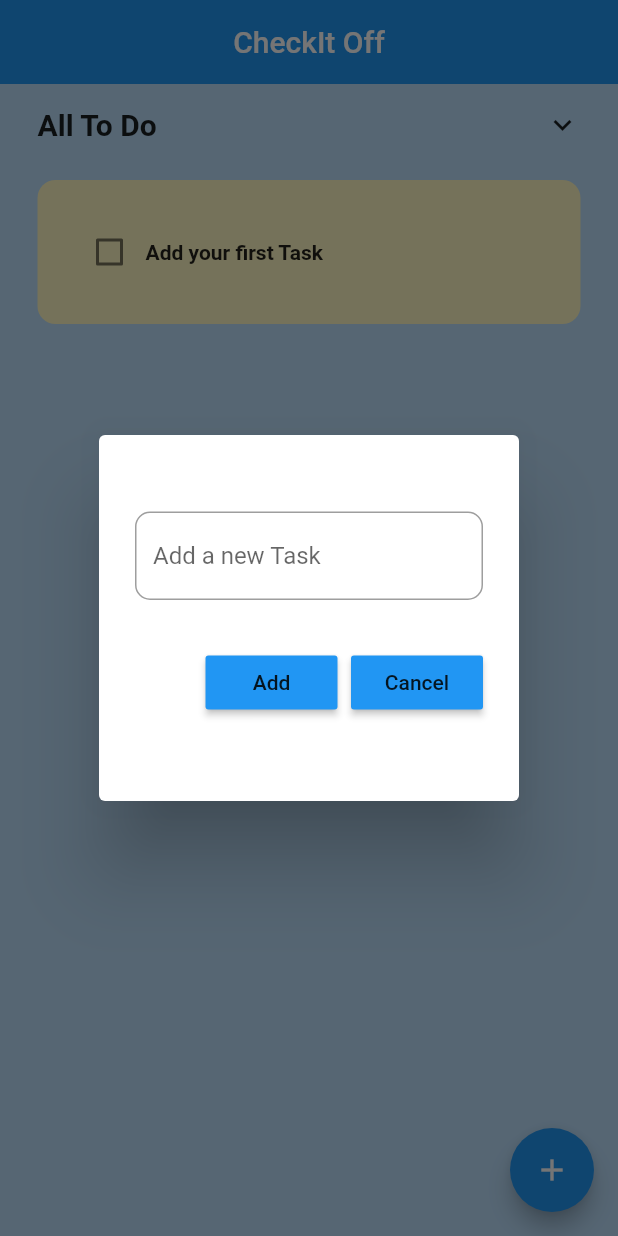
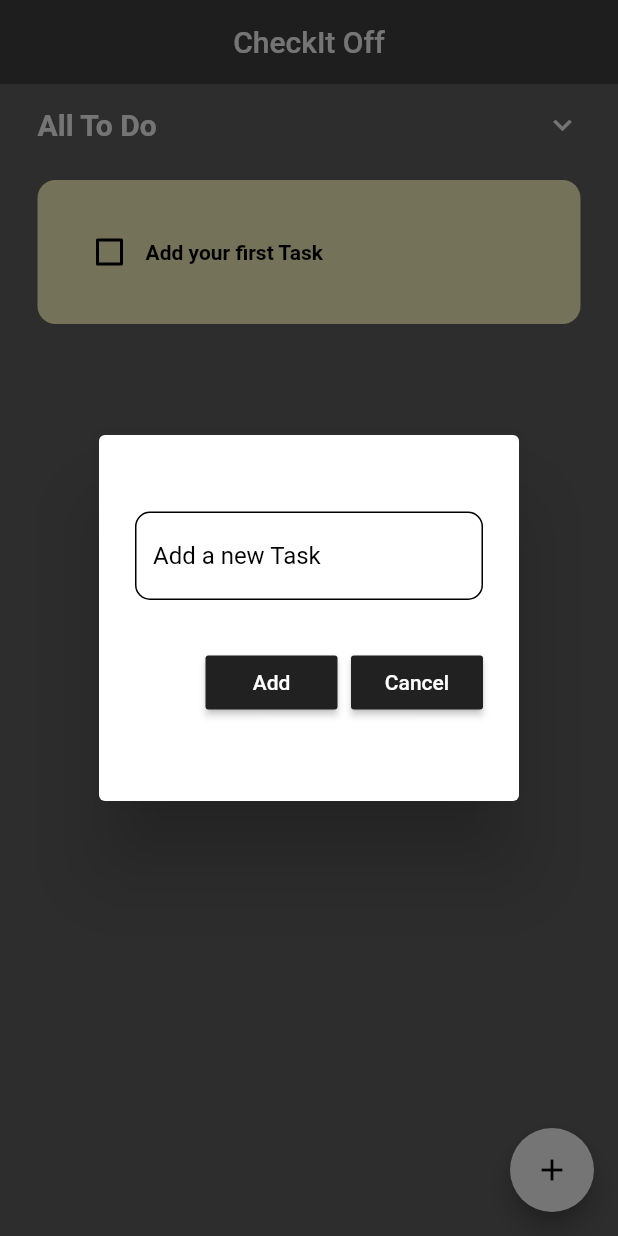
Before and after one commit to sambitskr/Codsoft, a Flutter app: the screen it shows after launch, after a tap on the "add" icon, on a phone screen of 412 x 824 dp. Run offline on Flutter 3.47's test engine with Material 2 defaults, Android fonts, the phone set to English and light mode, and no system bars; drawn by our look-alikes of flutter_slidable; our stand-ins replace hive_flutter, lottie; accounts and stored records are empty.

Commit message:
dark mode

```diff
--- a/To_Do_List/lib/home_page.dart
+++ b/To_Do_List/lib/home_page.dart
@@ -76,13 +76,14 @@ class _HomePageState extends State<HomePage> {
   @override
   Widget build(BuildContext context) {
     return Scaffold(
-      backgroundColor: Colors.blue[100],
+      backgroundColor: Colors.grey[700],
       appBar: AppBar(
         title: Text('CheckIt Off'),
         centerTitle: true,
         elevation: 0,
       ),
       floatingActionButton: FloatingActionButton(
+        backgroundColor: Colors.white,
         onPressed: createNewTask,
         child: Icon(Icons.add),
       ),
--- a/To_Do_List/lib/main.dart
+++ b/To_Do_List/lib/main.dart
@@ -20,9 +20,8 @@ class MyApp extends StatelessWidget {
   @override
   Widget build(BuildContext context) {
     return MaterialApp(
-      debugShowCheckedModeBanner: false,
-      home: Splash(),
-      theme: ThemeData(primarySwatch: Colors.blue),
-    );
+        debugShowCheckedModeBanner: false,
+        home: Splash(),
+        theme: ThemeData.dark());
   }
 }
--- a/To_Do_List/lib/splash.dart
+++ b/To_Do_List/lib/splash.dart
@@ -18,7 +18,7 @@ class _SplashState extends State<Splash> {
 
   navigatetologin() async {
     await Future.delayed(
-      const Duration(milliseconds: 3000),
+      const Duration(milliseconds: 5000),
       () {},
     );
     // ignore: use_build_context_synchronously
@@ -27,17 +27,24 @@ class _SplashState extends State<Splash> {
   }
 
   Widget build(BuildContext context) {
-    return Container(
-      color: Colors.white,
+    return Scaffold(
+      body: Center(
+        child: Container(
           child: Column(
             mainAxisAlignment: MainAxisAlignment.center,
             children: [
-          Lottie.asset('animations/todo.json', height: 300, width: 300),
+              Container(
+                height: 300,
+                width: 300,
+                child: Lottie.asset('animations/todo.json'),
+              ),
               Text(
                 "CheckIt Off",
-            style: TextStyle(color: Colors.black, fontSize: 30),
+                style: TextStyle(color: Colors.white, fontSize: 30),
               )
             ],
+          ),
+        ),
       ),
     );
   }
--- a/To_Do_List/lib/util/Todo_tiles.dart
+++ b/To_Do_List/lib/util/Todo_tiles.dart
@@ -33,15 +33,20 @@ class ToDoTile extends StatelessWidget {
           child: Row(
             children: [
               //checkbox
-              Checkbox(
-                value: taskCompleted,
-                onChanged: onChanged,
-                activeColor: Colors.black,
+              Theme(
+                data: ThemeData(unselectedWidgetColor: Colors.black),
+                child: Checkbox(
+                  focusColor: Colors.black,
+                  value: taskCompleted,
+                  onChanged: onChanged,
+                  activeColor: Colors.black,
+                ),
               ),
 
               Text(
                 taskName,
                 style: TextStyle(
+                  color: Colors.black,
                   fontWeight: FontWeight.bold,
                   decoration: taskCompleted
                       ? TextDecoration.lineThrough
--- a/To_Do_List/lib/util/dialog_box.dart
+++ b/To_Do_List/lib/util/dialog_box.dart
@@ -25,11 +25,12 @@ class DialogBox extends StatelessWidget {
             TextField(
               controller: controller,
               decoration: InputDecoration(
-                border: OutlineInputBorder(
-                  borderRadius: BorderRadius.circular(10),
-                ),
-                hintText: "Add a new Task",
-              ),
+                  enabledBorder: OutlineInputBorder(
+                    borderSide: BorderSide(color: Colors.black),
+                    borderRadius: BorderRadius.circular(10),
+                  ),
+                  hintText: "Add a new Task",
+                  hintStyle: TextStyle(color: Colors.black)),
             ),
 
             // buttons -> save + cancel
```
Lines whose indentation alone changed are shown as unchanged.
